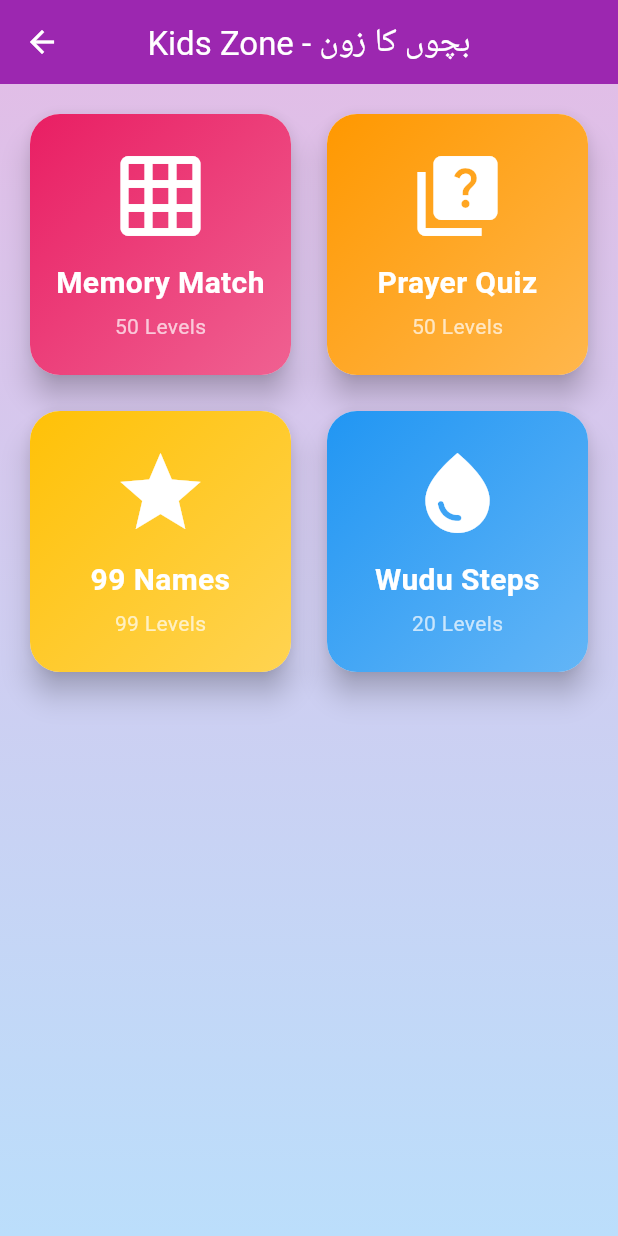
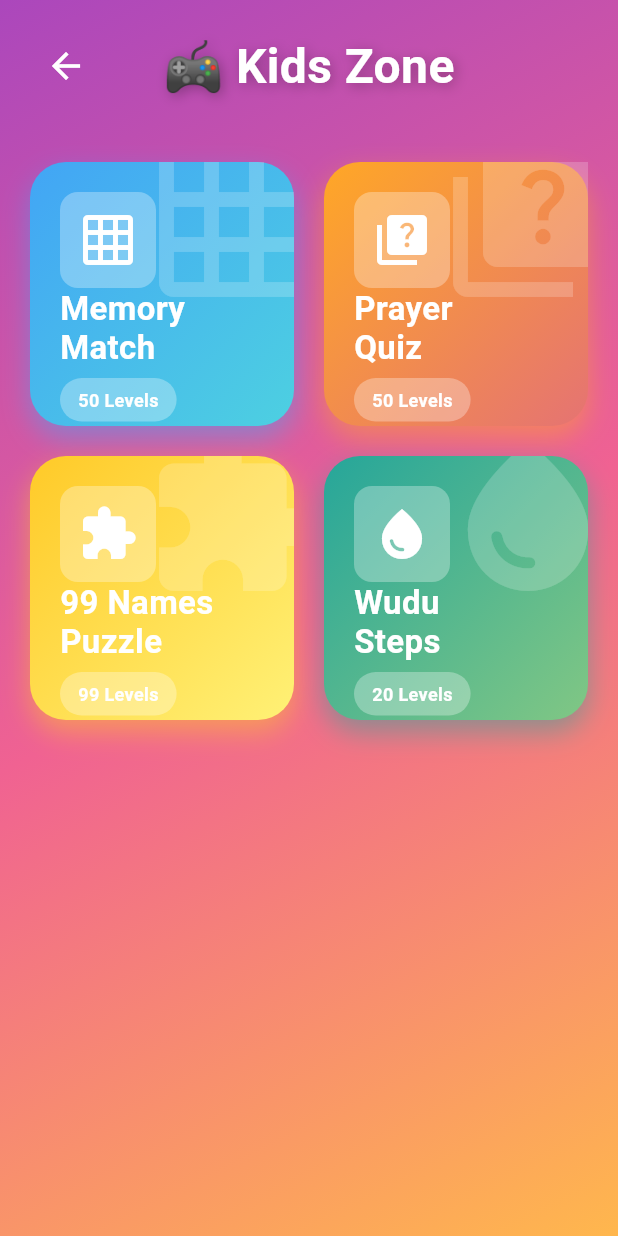
Before and after one commit to Mrsultan7890/Noor, a Flutter app: the KidsZoneScreen screen opened directly, on a phone screen of 412 x 824 dp. Run offline on Flutter 3.47's test engine with Material 3 defaults, Android fonts, the phone set to English and light mode, and no system bars; our stand-ins replace audioplayers, flutter_local_notifications, geolocator, hive, hive_flutter, just_audio and 3 more; accounts and stored records are empty.

Commit message:
Improve Kids Zone design with gradients, shadows, and better layout

```diff
--- a/lib/main.dart
+++ b/lib/main.dart
@@ -1,6 +1,7 @@
 import 'package:flutter/material.dart';
 import 'package:provider/provider.dart';
 import 'package:hive_flutter/hive_flutter.dart';
+import 'package:timezone/data/latest.dart' as tz;
 import 'screens/splash_screen.dart';
 import 'providers/theme_provider.dart';
 import 'providers/quran_provider.dart';
@@ -12,6 +13,8 @@ import 'models/schedule_model.dart';
 
 void main() async {
   WidgetsFlutterBinding.ensureInitialized();
+
+  tz.initializeTimeZones();
 
   await Hive.initFlutter();
   Hive.registerAdapter(ScheduleAdapter());
--- a/lib/screens/games/kids_zone_screen.dart
+++ b/lib/screens/games/kids_zone_screen.dart
@@ -10,53 +10,83 @@ class KidsZoneScreen extends StatelessWidget {
   @override
   Widget build(BuildContext context) {
     return Scaffold(
-      appBar: AppBar(
-        title: const Text('Kids Zone - بچوں کا زون'),
-        backgroundColor: Colors.purple,
-      ),
       body: Container(
         decoration: BoxDecoration(
           gradient: LinearGradient(
-            begin: Alignment.topCenter,
-            end: Alignment.bottomCenter,
-            colors: [Colors.purple.shade100, Colors.blue.shade100],
+            begin: Alignment.topLeft,
+            end: Alignment.bottomRight,
+            colors: [Colors.purple.shade400, Colors.pink.shade300, Colors.orange.shade300],
           ),
         ),
+        child: SafeArea(
+          child: Column(
+            children: [
+              Padding(
+                padding: const EdgeInsets.all(20),
+                child: Row(
+                  children: [
+                    IconButton(
+                      icon: const Icon(Icons.arrow_back, color: Colors.white, size: 28),
+                      onPressed: () => Navigator.pop(context),
+                    ),
+                    const Expanded(
+                      child: Text(
+                        '🎮 Kids Zone',
+                        textAlign: TextAlign.center,
+                        style: TextStyle(
+                          fontSize: 32,
+                          fontWeight: FontWeight.bold,
+                          color: Colors.white,
+                          shadows: [
+                            Shadow(blurRadius: 10, color: Colors.black26, offset: Offset(2, 2)),
+                          ],
+                        ),
+                      ),
+                    ),
+                    const SizedBox(width: 48),
+                  ],
+                ),
+              ),
+              Expanded(
                 child: GridView.count(
                   crossAxisCount: 2,
-          padding: const EdgeInsets.all(16),
-          mainAxisSpacing: 16,
-          crossAxisSpacing: 16,
+                  padding: const EdgeInsets.all(20),
+                  mainAxisSpacing: 20,
+                  crossAxisSpacing: 20,
                   children: [
                     _GameCard(
-              title: 'Memory Match',
-              subtitle: '50 Levels',
+                      title: 'Memory\nMatch',
                       icon: Icons.grid_on,
-              color: Colors.pink,
+                      gradient: [Colors.blue.shade400, Colors.cyan.shade300],
+                      levels: '50 Levels',
                       onTap: () => Navigator.push(context, MaterialPageRoute(builder: (_) => const MemoryGameLevels())),
                     ),
                     _GameCard(
-              title: 'Prayer Quiz',
-              subtitle: '50 Levels',
+                      title: 'Prayer\nQuiz',
                       icon: Icons.quiz,
-              color: Colors.orange,
+                      gradient: [Colors.orange.shade400, Colors.red.shade300],
+                      levels: '50 Levels',
                       onTap: () => Navigator.push(context, MaterialPageRoute(builder: (_) => const PrayerQuizLevels())),
                     ),
                     _GameCard(
-              title: '99 Names',
-              subtitle: '99 Levels',
-              icon: Icons.star,
-              color: Colors.amber,
+                      title: '99 Names\nPuzzle',
+                      icon: Icons.extension,
+                      gradient: [Colors.amber.shade400, Colors.yellow.shade300],
+                      levels: '99 Levels',
                       onTap: () => Navigator.push(context, MaterialPageRoute(builder: (_) => const NamesPuzzleLevels())),
                     ),
                     _GameCard(
-              title: 'Wudu Steps',
-              subtitle: '20 Levels',
+                      title: 'Wudu\nSteps',
                       icon: Icons.water_drop,
-              color: Colors.blue,
+                      gradient: [Colors.teal.shade400, Colors.green.shade300],
+                      levels: '20 Levels',
                       onTap: () => Navigator.push(context, MaterialPageRoute(builder: (_) => const WuduGameLevels())),
                     ),
                   ],
+                ),
+              ),
+            ],
+          ),
         ),
       ),
     );
@@ -65,57 +95,77 @@ class KidsZoneScreen extends StatelessWidget {
 
 class _GameCard extends StatelessWidget {
   final String title;
-  final String subtitle;
   final IconData icon;
-  final Color color;
+  final List<Color> gradient;
+  final String levels;
   final VoidCallback onTap;
 
   const _GameCard({
     required this.title,
-    required this.subtitle,
     required this.icon,
-    required this.color,
+    required this.gradient,
+    required this.levels,
     required this.onTap,
   });
 
   @override
   Widget build(BuildContext context) {
-    return Card(
-      elevation: 8,
-      shape: RoundedRectangleBorder(borderRadius: BorderRadius.circular(20)),
-      child: InkWell(
+    return GestureDetector(
       onTap: onTap,
-        borderRadius: BorderRadius.circular(20),
       child: Container(
         decoration: BoxDecoration(
-            borderRadius: BorderRadius.circular(20),
-            gradient: LinearGradient(
-              begin: Alignment.topLeft,
-              end: Alignment.bottomRight,
-              colors: [color, color.withOpacity(0.7)],
+          gradient: LinearGradient(colors: gradient, begin: Alignment.topLeft, end: Alignment.bottomRight),
+          borderRadius: BorderRadius.circular(24),
+          boxShadow: [
+            BoxShadow(color: gradient[0].withOpacity(0.5), blurRadius: 15, offset: const Offset(0, 8)),
+          ],
         ),
+        child: Stack(
+          children: [
+            Positioned(
+              top: -20,
+              right: -20,
+              child: Icon(icon, size: 120, color: Colors.white.withOpacity(0.2)),
             ),
+            Padding(
+              padding: const EdgeInsets.all(20),
               child: Column(
-            mainAxisAlignment: MainAxisAlignment.center,
+                crossAxisAlignment: CrossAxisAlignment.start,
                 children: [
-              Icon(icon, size: 64, color: Colors.white),
-              const SizedBox(height: 12),
+                  Container(
+                    padding: const EdgeInsets.all(12),
+                    decoration: BoxDecoration(
+                      color: Colors.white.withOpacity(0.3),
+                      borderRadius: BorderRadius.circular(12),
+                    ),
+                    child: Icon(icon, size: 40, color: Colors.white),
+                  ),
+                  const Spacer(),
                   Text(
                     title,
                     style: const TextStyle(
-                  fontSize: 20,
+                      fontSize: 22,
                       fontWeight: FontWeight.bold,
                       color: Colors.white,
+                      height: 1.2,
                     ),
-                textAlign: TextAlign.center,
                   ),
-              const SizedBox(height: 4),
-              Text(
-                subtitle,
-                style: const TextStyle(fontSize: 14, color: Colors.white70),
+                  const SizedBox(height: 8),
+                  Container(
+                    padding: const EdgeInsets.symmetric(horizontal: 12, vertical: 6),
+                    decoration: BoxDecoration(
+                      color: Colors.white.withOpacity(0.3),
+                      borderRadius: BorderRadius.circular(20),
+                    ),
+                    child: Text(
+                      levels,
+                      style: const TextStyle(fontSize: 12, color: Colors.white, fontWeight: FontWeight.bold),
+                    ),
                   ),
                 ],
               ),
+            ),
+          ],
         ),
       ),
     );
```
Lines whose indentation alone changed are shown as unchanged.
